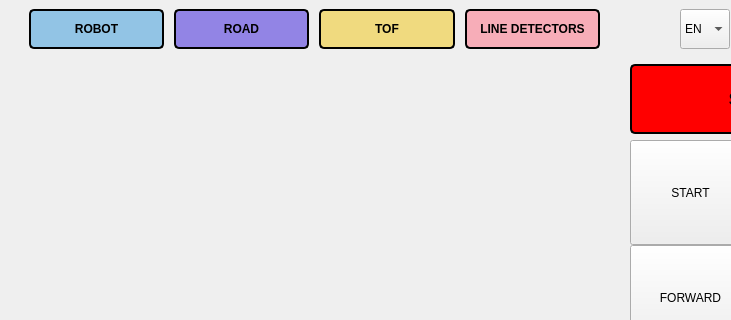
Old version of the form data_visualization_app/ui/MainWindow.ui in the repository WatchDog-156/ARES-minisumo-robot; both pictures show x 0 to 731 and y 0 to 320 of the 889 by 675 pixel window.
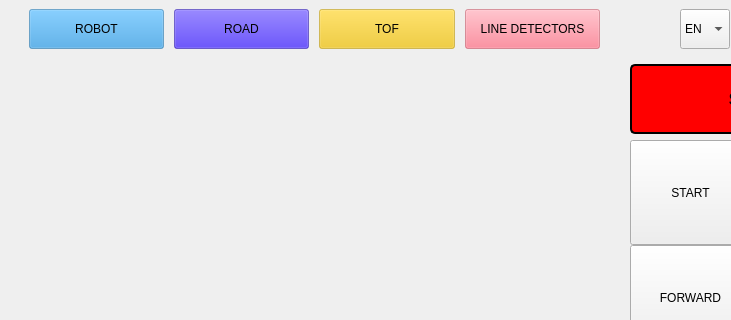
New version of the form.

Diff of the .ui file:
```diff
--- a/data_visualization_app/ui/MainWindow.ui
+++ b/data_visualization_app/ui/MainWindow.ui
@@ -582,13 +582,7 @@
            </size>
           </property>
           <property name="styleSheet">
-           <string notr="true">background-color: rgba(52, 152, 219, 0.5);
- color: black;
-    border: 2px solid black;
-    border-radius: 5px;
-    font-size: 12px;
-    font-weight: bold;
-    padding: 4px 10px;</string>
+           <string notr="true">background-color: rgba(52, 152, 219, 0.5);</string>
           </property>
           <property name="text">
            <string>ROBOT</string>
@@ -627,12 +621,7 @@
           </property>
           <property name="styleSheet">
            <string notr="true">background-color: rgba(52, 25, 219, 0.5);
- color: black;
-    border: 2px solid black;
-    border-radius: 5px;
-    font-size: 12px;
-    font-weight: bold;
-    padding: 4px 10px;
+
 </string>
           </property>
           <property name="text">
@@ -677,13 +666,7 @@
            </size>
           </property>
           <property name="styleSheet">
-           <string notr="true">background-color: rgba(241, 196, 15, 0.5);
-color: black;
-    border: 2px solid black;
-    border-radius: 5px;
-    font-size: 12px;
-    font-weight: bold;
-    padding: 4px 10px;</string>
+           <string notr="true">background-color: rgba(241, 196, 15, 0.5);</string>
           </property>
           <property name="text">
            <string>TOF</string>
@@ -721,13 +704,7 @@
            </size>
           </property>
           <property name="styleSheet">
-           <string notr="true">background-color: rgba(255, 107, 129, 0.5); 
-color: black;
-    border: 2px solid black;
-    border-radius: 5px;
-    font-size: 12px;
-    font-weight: bold;
-    padding: 4px 10px;</string>
+           <string notr="true">background-color: rgba(255, 107, 129, 0.5); </string>
           </property>
           <property name="text">
            <string>LINE DETECTORS</string>
```
